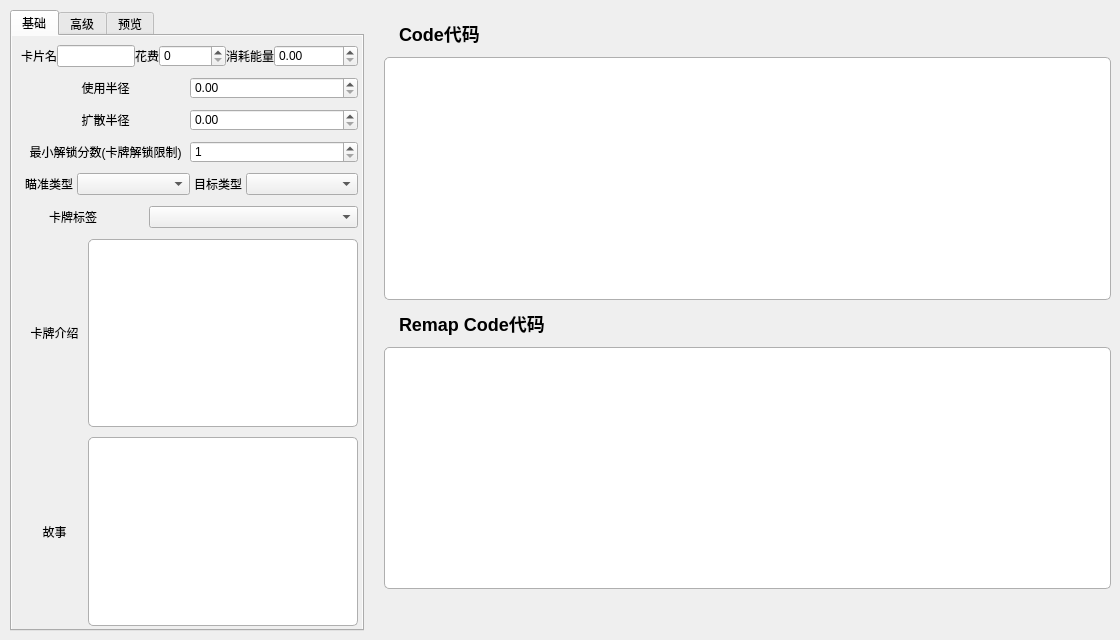
Above: visualizationSrc/qtUI/CardControler/cardDetailsModel.ui from NWYLZW/A-Language-IDE before the change. Below: the same form after it.
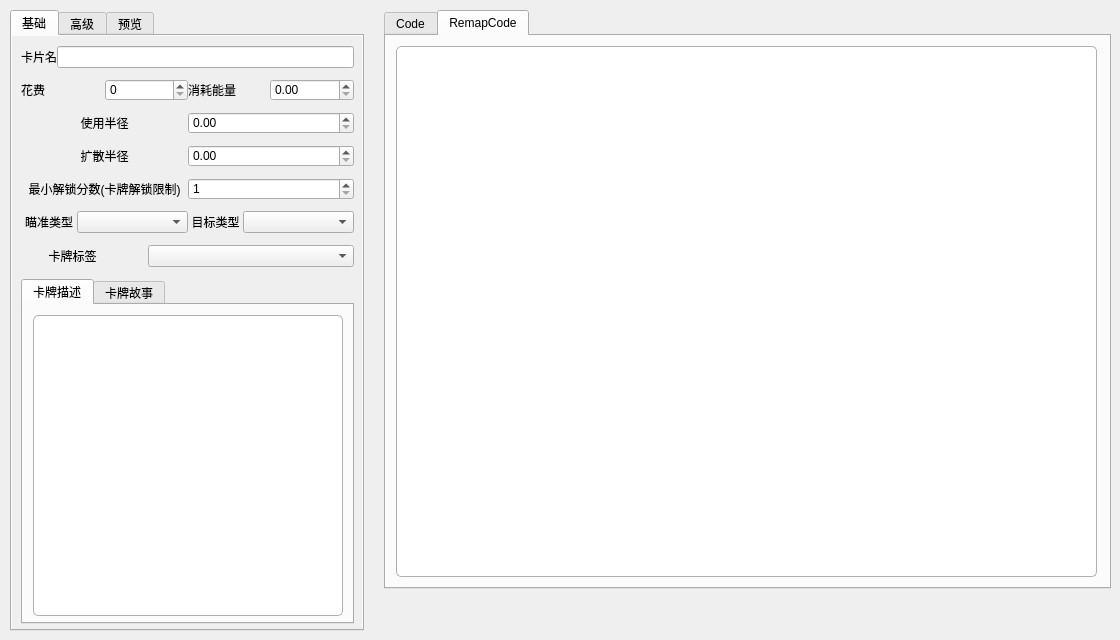
That is the form after the change. The open tabs and pages were chosen to show the change. Icons and pictures are not drawn.

The edit to the form file:
```diff
--- a/visualizationSrc/qtUI/CardControler/cardDetailsModel.ui
+++ b/visualizationSrc/qtUI/CardControler/cardDetailsModel.ui
@@ -119,11 +119,11 @@
              <rect>
               <x>-1</x>
               <y>-1</y>
-              <width>357</width>
+              <width>353</width>
               <height>601</height>
              </rect>
             </property>
-            <layout class="QVBoxLayout" name="verticalLayout_2">
+            <layout class="QVBoxLayout" name="verticalLayout_2" stretch="0,0,0,0,0,0,0,1">
              <property name="spacing">
               <number>10</number>
              </property>
@@ -138,11 +138,6 @@
              </property>
              <property name="bottomMargin">
               <number>10</number>
-             </property>
-             <item>
-              <layout class="QHBoxLayout" name="data03" stretch="2,1,1">
-               <property name="spacing">
-                <number>0</number>
                </property>
                <item>
                 <layout class="QHBoxLayout" name="L_displayName">
@@ -165,6 +160,11 @@
                 </layout>
                </item>
                <item>
+              <layout class="QHBoxLayout" name="data03" stretch="1,1">
+               <property name="spacing">
+                <number>0</number>
+               </property>
+               <item>
                 <layout class="QHBoxLayout" name="L_price_2">
                  <property name="spacing">
                   <number>0</number>
@@ -390,72 +390,53 @@
               </layout>
              </item>
              <item>
-              <layout class="QHBoxLayout" name="data02" stretch="2">
-               <property name="spacing">
-                <number>0</number>
+              <widget class="QTabWidget" name="tabWidget_2">
+               <property name="maximumSize">
+                <size>
+                 <width>333</width>
+                 <height>345</height>
+                </size>
                </property>
-               <item>
-                <layout class="QHBoxLayout" name="L_price_3" stretch="1,4">
-                 <property name="spacing">
+               <property name="currentIndex">
                   <number>0</number>
                  </property>
-                 <item>
-                  <widget class="QLabel" name="label_5">
-                   <property name="text">
-                    <string>卡牌介绍</string>
-                   </property>
-                   <property name="alignment">
-                    <set>Qt::AlignCenter</set>
-                   </property>
-                   <property name="margin">
-                    <number>5</number>
-                   </property>
-                  </widget>
-                 </item>
-                 <item>
+               <widget class="QWidget" name="cardDes_Tab">
+                <attribute name="title">
+                 <string>卡牌描述</string>
+                </attribute>
                   <widget class="QTextEdit" name="CM_description">
+                 <property name="geometry">
+                  <rect>
+                   <x>10</x>
+                   <y>10</y>
+                   <width>310</width>
+                   <height>301</height>
+                  </rect>
+                 </property>
                    <property name="styleSheet">
                     <string notr="true"/>
                    </property>
                   </widget>
-                 </item>
-                </layout>
-               </item>
-              </layout>
-             </item>
-             <item>
-              <layout class="QHBoxLayout" name="data01" stretch="2">
-               <property name="spacing">
-                <number>0</number>
-               </property>
-               <item>
-                <layout class="QHBoxLayout" name="L_price" stretch="1,4">
-                 <property name="spacing">
-                  <number>0</number>
-                 </property>
-                 <item>
-                  <widget class="QLabel" name="label_4">
-                   <property name="text">
-                    <string>故事</string>
-                   </property>
-                   <property name="alignment">
-                    <set>Qt::AlignCenter</set>
-                   </property>
-                   <property name="margin">
-                    <number>5</number>
-                   </property>
-                  </widget>
-                 </item>
-                 <item>
+               </widget>
+               <widget class="QWidget" name="cardStory_Tab">
+                <attribute name="title">
+                 <string>卡牌故事</string>
+                </attribute>
                   <widget class="QTextEdit" name="CM_story0">
+                 <property name="geometry">
+                  <rect>
+                   <x>10</x>
+                   <y>10</y>
+                   <width>310</width>
+                   <height>301</height>
+                  </rect>
+                 </property>
                    <property name="styleSheet">
                     <string notr="true"/>
                    </property>
                   </widget>
-                 </item>
-                </layout>
-               </item>
-              </layout>
+               </widget>
+              </widget>
              </item>
             </layout>
            </widget>
@@ -685,26 +666,39 @@
        <number>10</number>
       </property>
       <item>
-       <layout class="QHBoxLayout" name="CM_contenter" stretch="0">
-        <item>
-         <layout class="QVBoxLayout" name="textEdit">
+       <widget class="QTabWidget" name="tabWidget">
+        <property name="currentIndex">
+         <number>0</number>
+        </property>
+        <widget class="QWidget" name="CodeTab">
+         <attribute name="title">
+          <string>Code</string>
+         </attribute>
+         <widget class="QWidget" name="verticalLayoutWidget_3">
+          <property name="geometry">
+           <rect>
+            <x>0</x>
+            <y>0</y>
+            <width>721</width>
+            <height>551</height>
+           </rect>
+          </property>
+          <layout class="QVBoxLayout" name="CM_codeSource_L">
           <property name="spacing">
            <number>0</number>
           </property>
-          <item>
-           <layout class="QVBoxLayout" name="cardMakeTap_code">
-            <item>
-             <widget class="QLabel" name="label_2">
-              <property name="styleSheet">
-               <string notr="true">padding:10px;
-font-size:18px;
-font-weight:600;</string>
-              </property>
-              <property name="text">
-               <string>Code代码</string>
-              </property>
-             </widget>
-            </item>
+           <property name="leftMargin">
+            <number>10</number>
+           </property>
+           <property name="topMargin">
+            <number>10</number>
+           </property>
+           <property name="rightMargin">
+            <number>10</number>
+           </property>
+           <property name="bottomMargin">
+            <number>10</number>
+           </property>
             <item>
              <widget class="QTextEdit" name="CM_codeSource">
               <property name="styleSheet">
@@ -720,21 +714,37 @@
              </widget>
             </item>
            </layout>
-          </item>
-          <item>
-           <layout class="QVBoxLayout" name="cardMakeTap_remap">
-            <item>
-             <widget class="QLabel" name="label_8">
-              <property name="styleSheet">
-               <string notr="true">padding:10px;
-font-size:18px;
-font-weight:600;</string>
-              </property>
-              <property name="text">
-               <string>Remap Code代码</string>
-              </property>
-             </widget>
-            </item>
+         </widget>
+        </widget>
+        <widget class="QWidget" name="RemapCode_Tab">
+         <attribute name="title">
+          <string>RemapCode</string>
+         </attribute>
+         <widget class="QWidget" name="verticalLayoutWidget_4">
+          <property name="geometry">
+           <rect>
+            <x>0</x>
+            <y>0</y>
+            <width>721</width>
+            <height>551</height>
+           </rect>
+          </property>
+          <layout class="QVBoxLayout" name="CM_remapCodeSource_L">
+           <property name="spacing">
+            <number>0</number>
+           </property>
+           <property name="leftMargin">
+            <number>10</number>
+           </property>
+           <property name="topMargin">
+            <number>10</number>
+           </property>
+           <property name="rightMargin">
+            <number>10</number>
+           </property>
+           <property name="bottomMargin">
+            <number>10</number>
+           </property>
             <item>
              <widget class="QTextEdit" name="CM_remapCodeSource">
               <property name="styleSheet">
@@ -750,10 +760,9 @@
              </widget>
             </item>
            </layout>
-          </item>
-         </layout>
-        </item>
-       </layout>
+         </widget>
+        </widget>
+       </widget>
       </item>
       <item>
        <layout class="QHBoxLayout" name="CM_footer" stretch="1,10">
```
Left out of the diff: 26 changed lines with no effect on the pictures. Lines whose indentation alone changed are shown as unchanged.
